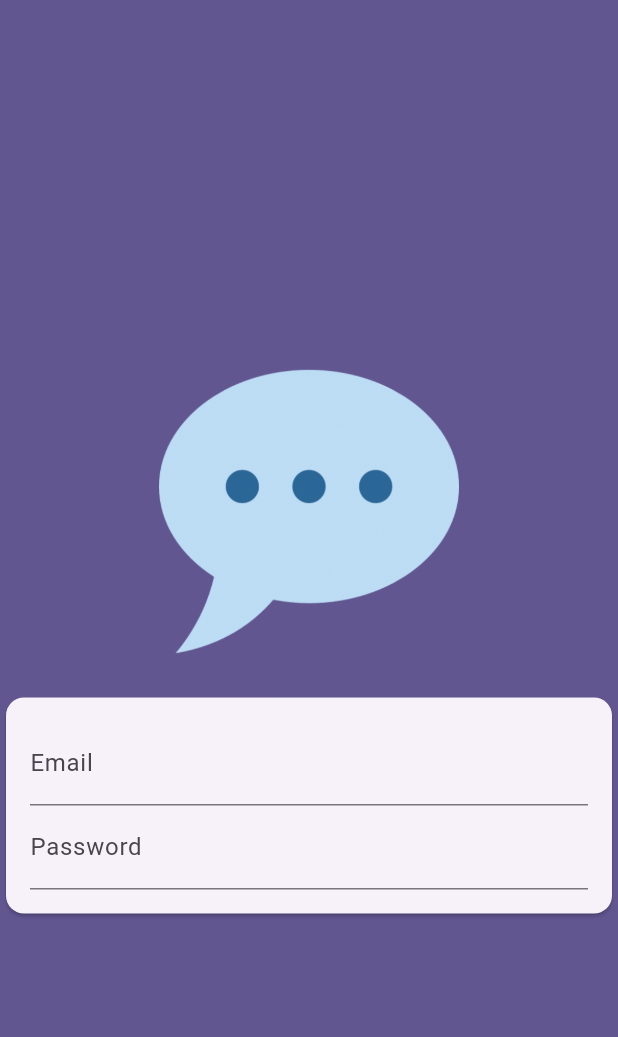
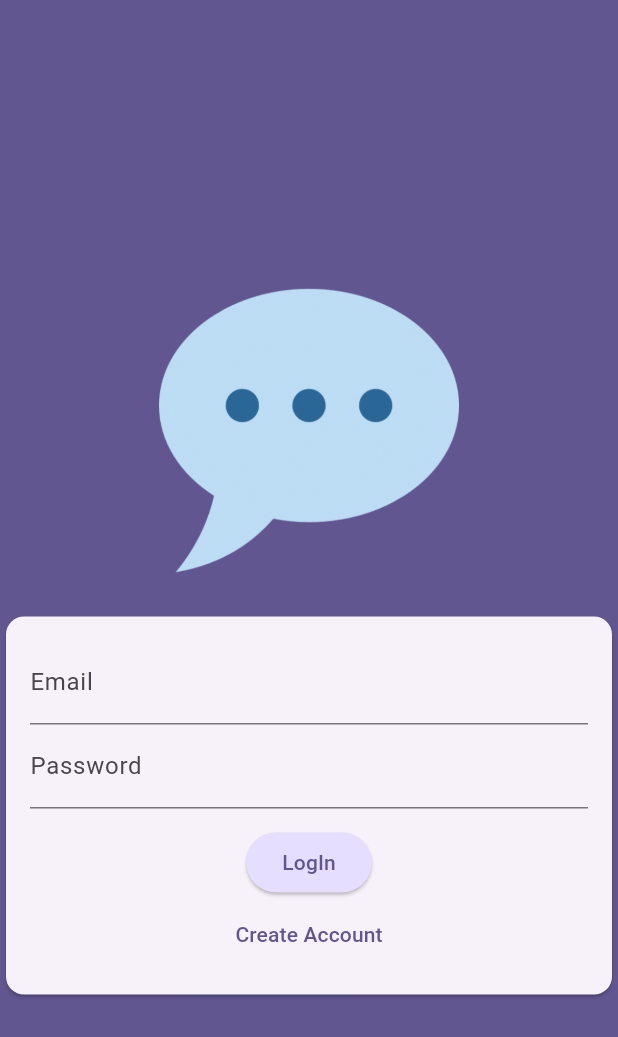
Before and after one commit to Hasan-droid/chat_app, a Flutter app: the screen it shows after launch, on a phone screen of 412 x 824 dp. Shown: the top 1037 px of the screen. Run offline on Flutter 3.47's test engine with Material 3 defaults, Android fonts, the phone set to English and light mode, and no system bars.

Commit message:
login and signUp buttons

```diff
--- a/lib/screens/auth.dart
+++ b/lib/screens/auth.dart
@@ -11,6 +11,7 @@ class authScreen extends StatefulWidget {
 }
 
 class _authScreen extends State<authScreen> {
+  var _isLogin = true;
   @override
   Widget build(BuildContext context) {
     // TODO: implement build
@@ -39,6 +40,22 @@ class _authScreen extends State<authScreen> {
                       textCapitalization: TextCapitalization.none,
                     ),
                     TextFormField(decoration: InputDecoration(labelText: "Password"), obscureText: true),
+                    SizedBox(height: 12),
+                    ElevatedButton(
+                      onPressed: () {},
+                      child: Text(_isLogin ? "LogIn" : "SignUp"),
+                      style: ElevatedButton.styleFrom(
+                        backgroundColor: Theme.of(context).colorScheme.primaryContainer,
+                      ),
+                    ),
+                    TextButton(
+                      onPressed: () {
+                        setState(() {
+                          _isLogin = !_isLogin;
+                        });
+                      },
+                      child: Text(_isLogin ? "Create Account" : "Already have account"),
+                    ),
                   ],
                 ),
               ),
```
